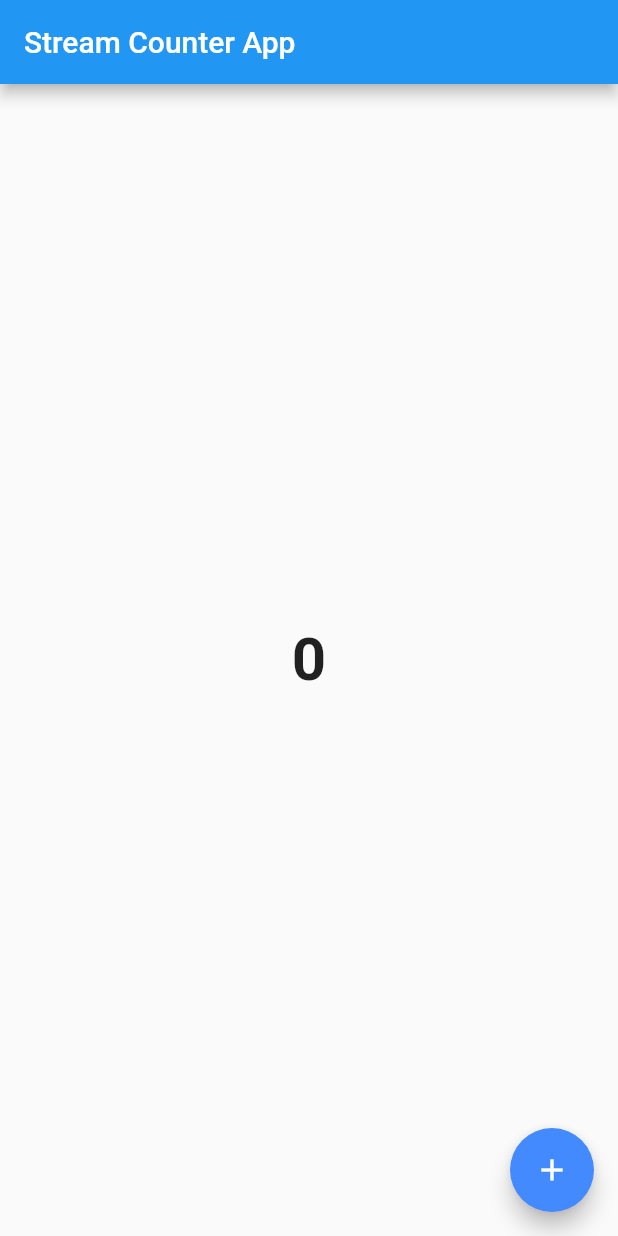
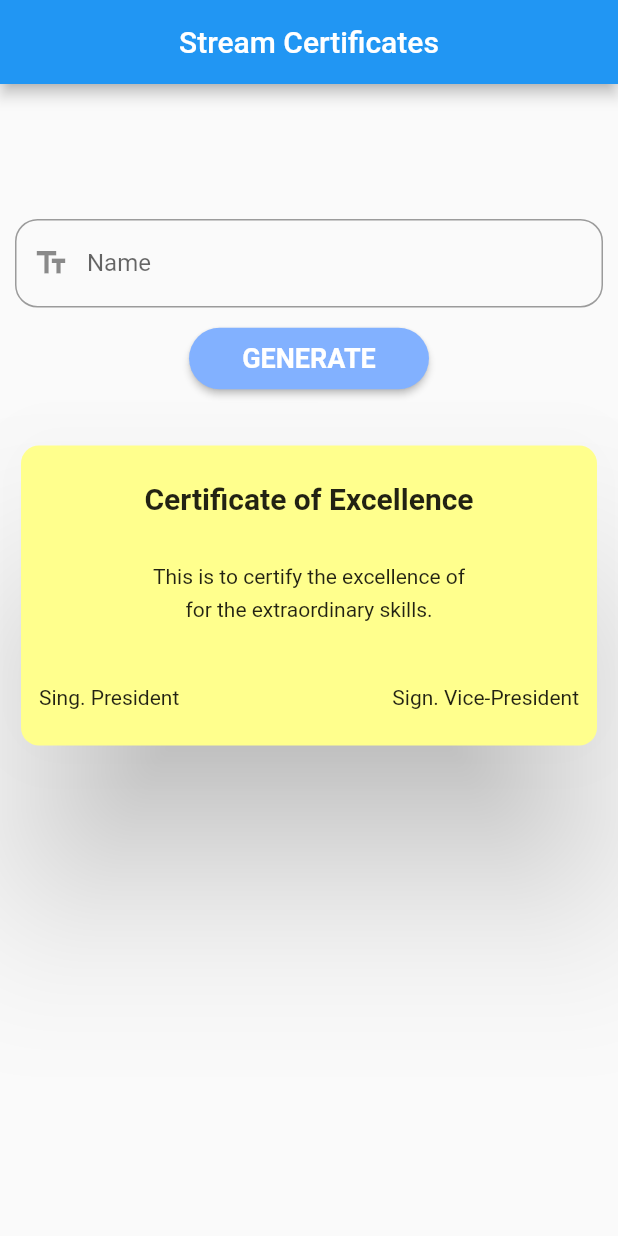
Before and after one commit to asutoshranjan/Flut-State-Manage, a Flutter app: the screen it shows after launch, on a phone screen of 412 x 824 dp. Run offline on Flutter 3.47's test engine with Material 2 defaults, Android fonts, the phone set to English and light mode, and no system bars.

Commit message:
Stream Certificate

```diff
--- /dev/null
+++ b/lib/Streams/StreamCertificates.dart
@@ -0,0 +1,142 @@
+import 'dart:async';
+
+import 'package:flutter/material.dart';
+
+class StreamCertificate extends StatefulWidget {
+  const StreamCertificate({Key? key}) : super(key: key);
+
+  @override
+  _StreamCertificateState createState() => _StreamCertificateState();
+}
+
+class _StreamCertificateState extends State<StreamCertificate> {
+
+  String input = "";
+  final nameController = TextEditingController();
+  StreamController nameDataController = StreamController();
+
+  @override
+  void initState() {
+    super.initState();
+    nameController.addListener(() => setState(() {}));
+  }
+
+  @override
+  Widget build(BuildContext context) {
+    return Scaffold(
+      appBar: AppBar(
+        title: Text("Stream Certificates"),
+        centerTitle: true,
+      ),
+      body: SingleChildScrollView(
+        child: SafeArea(
+          child: Padding(
+            padding: const EdgeInsets.all(10),
+            child: Column(
+              children: [
+                SizedBox(height: 80),
+                TextField(
+                  onChanged: (value) => setState(() {
+                    input = value;
+                  }),
+                  controller: nameController,
+                  decoration: InputDecoration(
+                    hintText: 'MR. ASUTOSH RANJAN',
+                    labelText: 'Name',
+                    prefixIcon: Icon(Icons.text_fields),
+                    suffixIcon: nameController.text.isEmpty
+                        ? Container(width: 0)
+                        : IconButton(
+                            icon: Icon(Icons.close),
+                            onPressed: () {
+                              nameController.clear();
+                            },
+                          ),
+                    border: OutlineInputBorder(
+                      borderRadius: BorderRadius.circular(15),
+                    ),
+                  ),
+                  keyboardType: TextInputType.text,
+                  textInputAction: TextInputAction.done,
+                ),
+                SizedBox(height: 10),
+                RaisedButton(
+                  onPressed: () {
+                    nameDataController.sink.add(input);
+                  },
+                  color: Colors.blueAccent[100],
+                  shape: StadiumBorder(),
+                  child: Padding(
+                    padding: const EdgeInsets.symmetric(
+                        horizontal: 15, vertical: 10),
+                    child: Text(
+                      " GENERATE ",
+                      style: TextStyle(
+                        fontSize: 18,
+                        fontWeight: FontWeight.bold,
+                        color: Colors.white,
+                      ),
+                    ),
+                  ),
+                ),
+                SizedBox(height: 30),
+                Card(
+                  elevation: 50,
+                  shape: RoundedRectangleBorder(
+                    borderRadius: BorderRadius.circular(12),
+                  ),
+                  color: Colors.yellowAccent[100],
+                  child: Container(
+                    height: 200,
+                    child: Padding(
+                      padding: const EdgeInsets.symmetric(
+                          horizontal: 12, vertical: 18),
+                      child: Column(
+                        mainAxisAlignment: MainAxisAlignment.spaceEvenly,
+                        children: [
+                          const Text(
+                            "Certificate of Excellence",
+                            style: TextStyle(
+                                fontWeight: FontWeight.bold, fontSize: 20),
+                          ),
+                          SizedBox(height: 20),
+                          Text("This is to certify the excellence of"),
+                          Row(
+                            mainAxisAlignment: MainAxisAlignment.center,
+                            children: [
+                              StreamBuilder(
+                                stream: nameDataController.stream,
+                                builder: (context, snapshot) {
+                                  if(snapshot.hasData) {
+                                    return Text(snapshot.data.toString(), style: TextStyle(fontWeight: FontWeight.bold),);
+                                  }
+                                  else {
+                                    return Text("");
+                                  }
+                                },
+                              ),
+                              Text(" for the extraordinary skills. "),
+                            ],
+                          ),
+                          SizedBox(height: 30),
+                          Row(
+                            mainAxisAlignment: MainAxisAlignment.spaceBetween,
+                            children: [
+                              Text("Sing. President"),
+                              Text("Sign. Vice-President"),
+                            ],
+                          ),
+                        ],
+                      ),
+                    ),
+                  ),
+                ),
+                SizedBox(height: 150),
+              ],
+            ),
+          ),
+        ),
+      ),
+    );
+  }
+}
--- a/lib/main.dart
+++ b/lib/main.dart
@@ -1,5 +1,6 @@
 import 'package:flut_py/ListApp.dart';
 import 'package:flut_py/Streams/StreamBuilderCounter.dart';
+import 'package:flut_py/Streams/StreamCertificates.dart';
 import 'package:flut_py/java%20calculaor.dart';
 import 'package:flutter/material.dart';
 import 'java/calculator.java';
@@ -20,7 +21,7 @@ class MyApp extends StatelessWidget {
         primarySwatch: Colors.blue,
       ),
       debugShowCheckedModeBanner: false,
-      home: StreamBuilderCounter(),
+      home: StreamCertificate(),
     );
   }
 }
```
